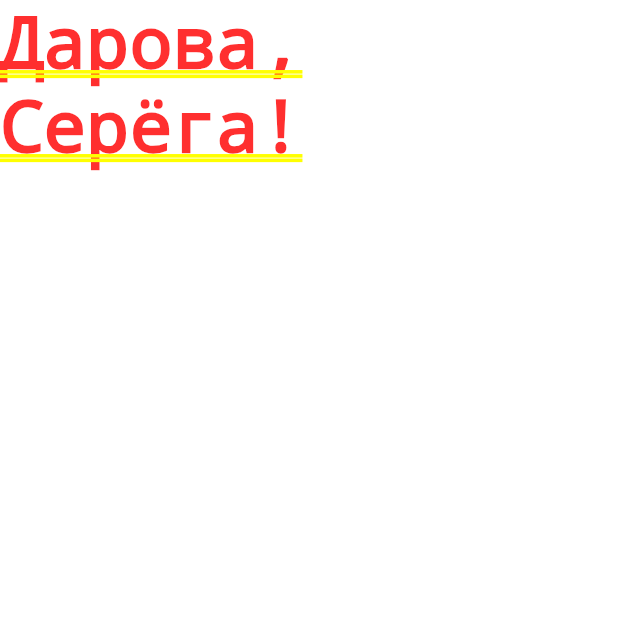
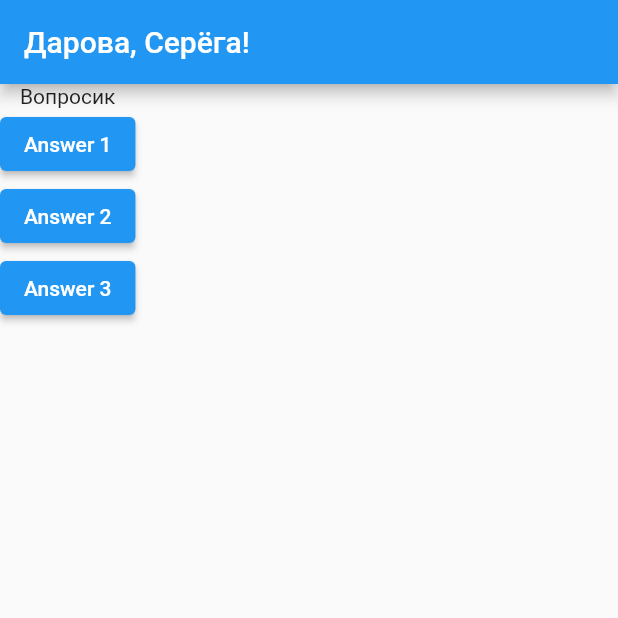
Before and after one commit to rsi2m/first-flutter-app, a Flutter app: the screen it shows after launch, on a phone screen of 412 x 824 dp, the top half of it. Run offline on Flutter 3.47's test engine with Material 2 defaults, Android fonts, the phone set to English and light mode, and no system bars.

Commit message:
Some progress

```diff
--- a/lib/main.dart
+++ b/lib/main.dart
@@ -5,8 +5,36 @@ void main() {
 }
 
 class MyApp extends StatelessWidget {
+  void answerQuestion() {
+    print("Answer chosen!");
+  }
+
+  var questions = [
+    "Какой цвет?",
+    "Какое животное?",
+  ];
+
   @override
   Widget build(BuildContext context) {
-    return MaterialApp(home: Text("Дарова, Серёга!"));
+    return MaterialApp(
+      home: Scaffold(
+        appBar: AppBar(
+          title: Text("Дарова, Серёга!"),
+        ),
+        body: Column(
+          children: [
+            Text("Вопросик"),
+            ElevatedButton(
+              child: Text("Answer 1"),
+              onPressed: () => answerQuestion(),
+            ),
+            ElevatedButton(
+                child: Text("Answer 2"), onPressed: () => answerQuestion()),
+            ElevatedButton(
+                child: Text("Answer 3"), onPressed: () => answerQuestion()),
+          ],
+        ),
+      ),
+    );
   }
 }
```
Also changed, not shown: 1 other file.
